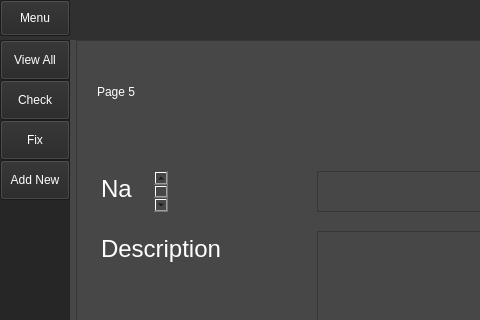
This is test_ui.ui in adivardhan1000/INSE6130 as Qt 5 draws it before an edit; both pictures show x 0 to 480 and y 0 to 320 of the 1000 by 704 pixel window. The edited form follows.
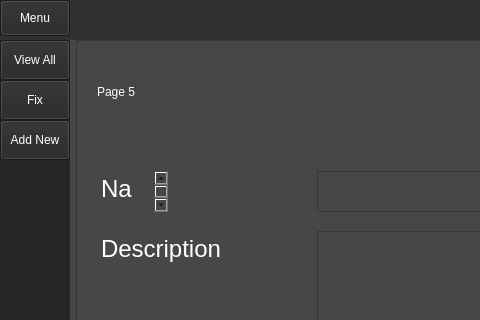
This is the edited form. The open tabs and pages were chosen to show the change.

```diff
--- a/test_ui.ui
+++ b/test_ui.ui
@@ -239,28 +239,6 @@
                </property>
               </widget>
              </item>
-             <item>
-              <widget class="QPushButton" name="Btn_2">
-               <property name="minimumSize">
-                <size>
-                 <width>0</width>
-                 <height>40</height>
-                </size>
-               </property>
-               <property name="styleSheet">
-                <string notr="true">QPushButton{
-	color: rgb(255,255,255);
-	background_color: rgb(39,38,39);
-}
-QPushButton:hover{
-	background-color: rgb(77, 77, 78);
-}</string>
-               </property>
-               <property name="text">
-                <string>Check</string>
-               </property>
-              </widget>
-             </item>
              <item>
               <widget class="QPushButton" name="Btn_3">
                <property name="minimumSize">
```
Left out of the diff: 24 changed lines with no effect on the pictures.
